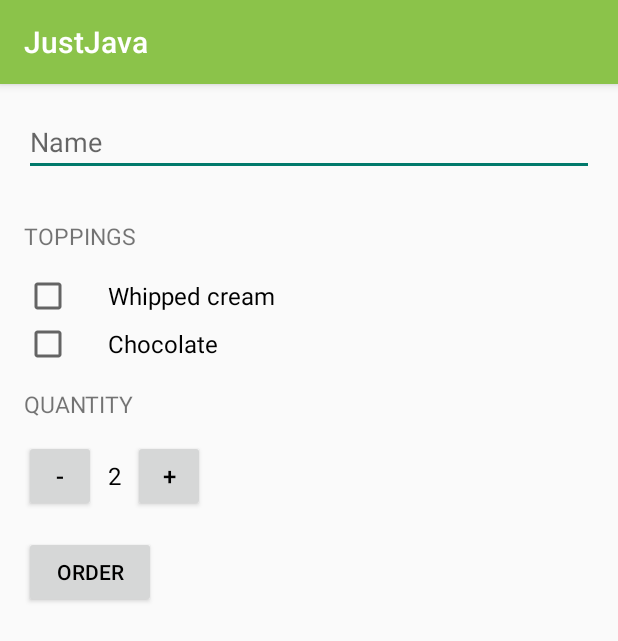
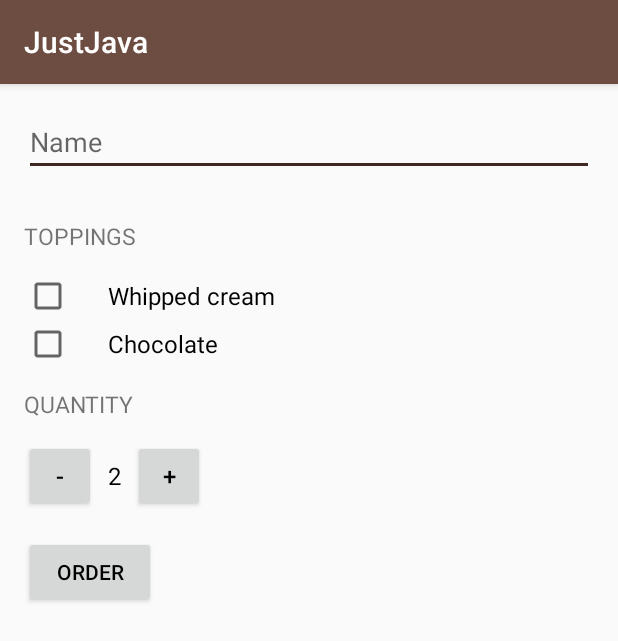
Before and after one commit to Ovarb/JustJava, an Android app: the screen it shows after launch (MainActivity), on a phone screen of 412 x 824 dp. Shown: the top 641 px of the screen. Run offline under Robolectric (Android 15) with nearby library versions, the phone set to English and light mode, and no system bars.

Commit message:
coffee icons added, theme set to brown

```diff
--- a/app/src/main/res/values/styles.xml
+++ b/app/src/main/res/values/styles.xml
@@ -3,9 +3,9 @@
     <!-- Base application theme. -->
     <style name="AppTheme" parent="Theme.AppCompat.Light.DarkActionBar">
         <!-- Customize your theme here. -->
-        <item name="colorPrimary">#8BC34A</item>
-        <item name="colorPrimaryDark">#4CAF50</item>
-        <item name="colorAccent">#00796B</item>
+        <item name="colorPrimary">#6d4c41</item>
+        <item name="colorPrimaryDark">#4e342e</item>
+        <item name="colorAccent">#3e2723</item>
     </style>
 
     <!-- Base header theme. -->
```
Also changed, not shown: app/src/main/res/mipmap-hdpi/ic_launcher.png, app/src/main/res/mipmap-hdpi/ic_launcher_round.png (deleted), app/src/main/res/mipmap-mdpi/ic_launcher.png, app/src/main/res/mipmap-mdpi/ic_launcher_round.png (deleted), app/src/main/res/mipmap-xhdpi/ic_launcher.png, app/src/main/res/mipmap-xhdpi/ic_launcher_round.png (deleted), app/src/main/res/mipmap-xxhdpi/ic_launcher.png, app/src/main/res/mipmap-xxhdpi/ic_launcher_round.png (deleted), app/src/main/res/mipmap-xxxhdpi/ic_launcher.png, app/src/main/res/mipmap-xxxhdpi/ic_launcher_round.png (deleted).
